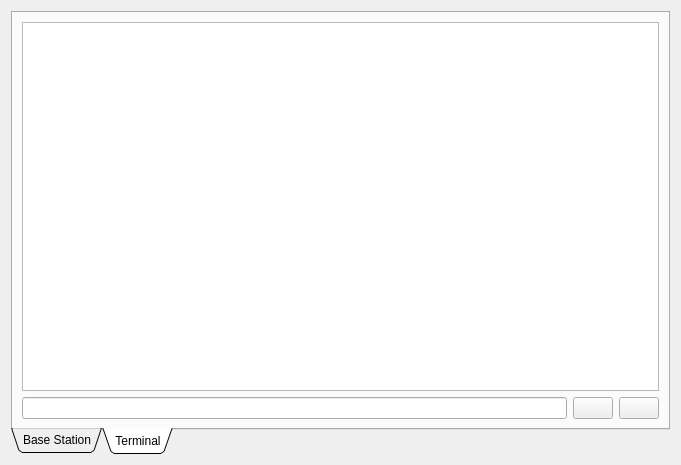
Qt form Linux/RC_Car_Tool/moteconfig.ui (vedderb/rise_sdvp) before a commit.
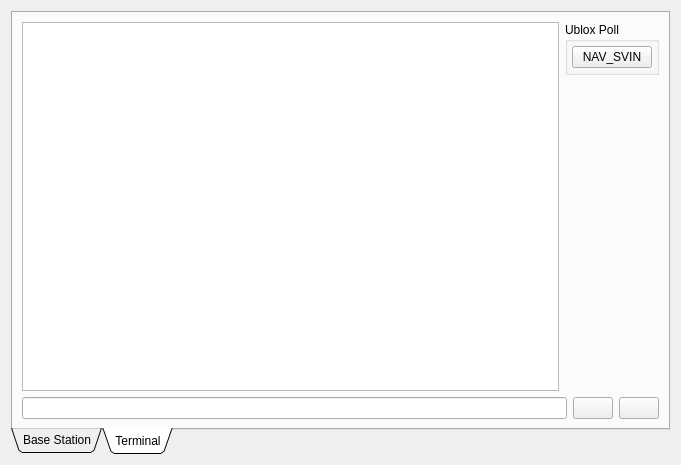
The same form after that commit. The open tabs and pages were chosen to show the change. Icons and pictures are not drawn.

```diff
--- a/Linux/RC_Car_Tool/moteconfig.ui
+++ b/Linux/RC_Car_Tool/moteconfig.ui
@@ -240,15 +240,67 @@
       <attribute name="title">
        <string>Terminal</string>
       </attribute>
-      <layout class="QVBoxLayout" name="verticalLayout_3">
+      <layout class="QVBoxLayout" name="verticalLayout_5">
        <item>
-        <widget class="QTextBrowser" name="terminalBrowser">
-         <property name="font">
-          <font>
-           <family>Monospace</family>
-          </font>
-         </property>
-        </widget>
+        <layout class="QHBoxLayout" name="horizontalLayout_5">
+         <item>
+          <widget class="QTextBrowser" name="terminalBrowser">
+           <property name="font">
+            <font>
+             <family>Monospace</family>
+            </font>
+           </property>
+          </widget>
+         </item>
+         <item>
+          <layout class="QVBoxLayout" name="verticalLayout_4">
+           <item>
+            <widget class="QGroupBox" name="groupBox_4">
+             <property name="title">
+              <string>Ublox Poll</string>
+             </property>
+             <layout class="QVBoxLayout" name="verticalLayout_3">
+              <property name="spacing">
+               <number>4</number>
+              </property>
+              <property name="leftMargin">
+               <number>4</number>
+              </property>
+              <property name="topMargin">
+               <number>4</number>
+              </property>
+              <property name="rightMargin">
+               <number>4</number>
+              </property>
+              <property name="bottomMargin">
+               <number>4</number>
+              </property>
+              <item>
+               <widget class="QPushButton" name="ubxPollNavSvinButton">
+                <property name="text">
+                 <string>NAV_SVIN</string>
+                </property>
+               </widget>
+              </item>
+             </layout>
+            </widget>
+           </item>
+           <item>
+            <spacer name="verticalSpacer_2">
+             <property name="orientation">
+              <enum>Qt::Vertical</enum>
+             </property>
+             <property name="sizeHint" stdset="0">
+              <size>
+               <width>20</width>
+               <height>40</height>
+              </size>
+             </property>
+            </spacer>
+           </item>
+          </layout>
+         </item>
+        </layout>
        </item>
        <item>
         <layout class="QHBoxLayout" name="horizontalLayout_12">
```
Left out of the diff: 14 changed lines with no effect on the pictures.
